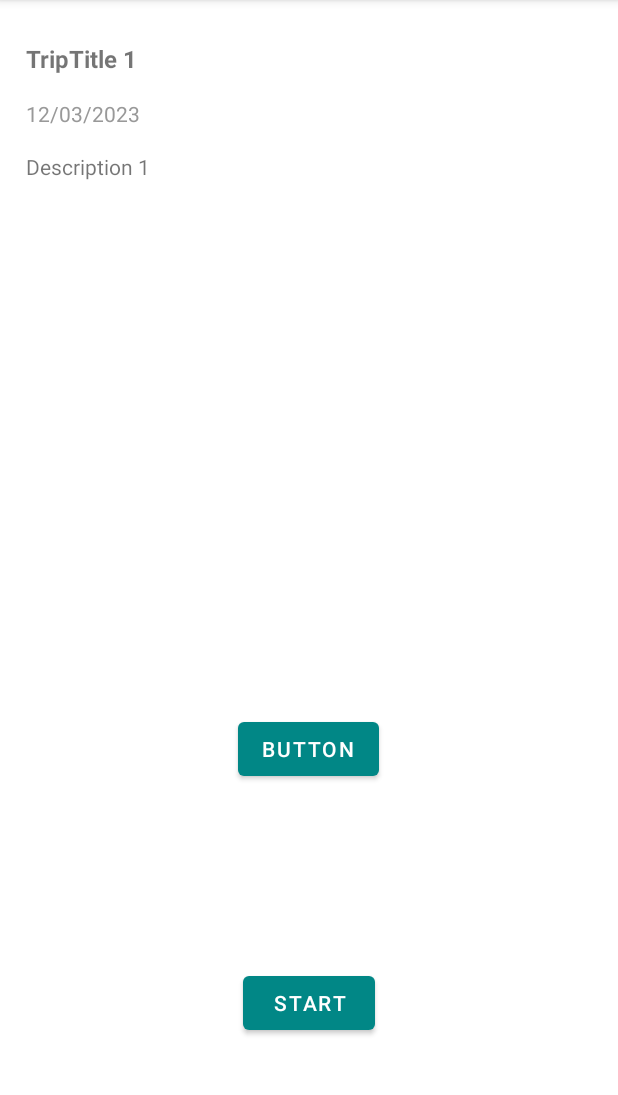
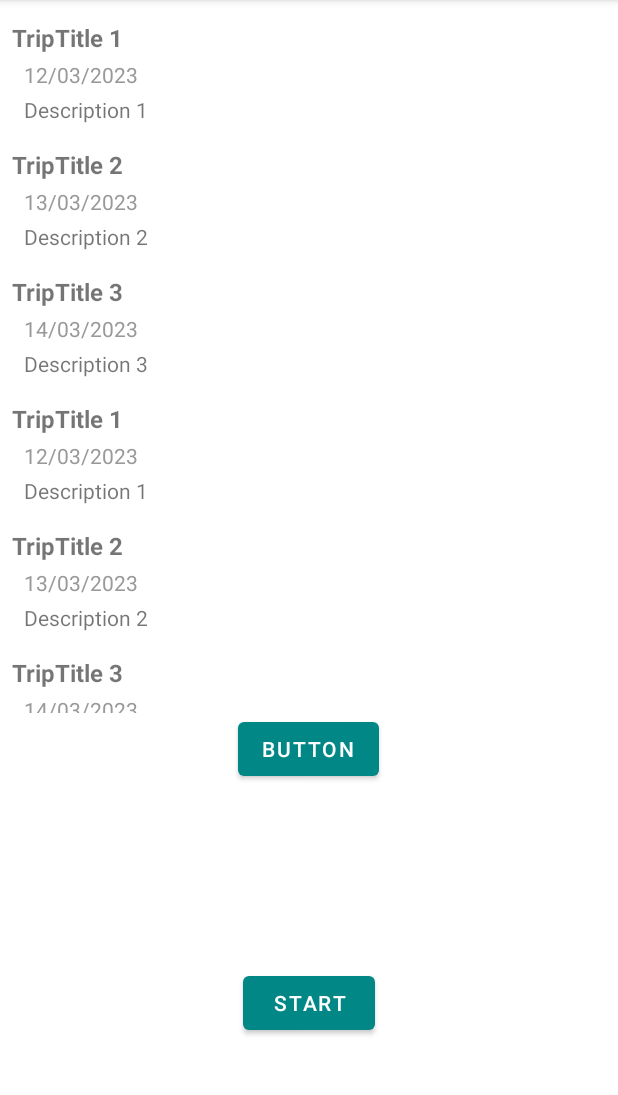
Before and after one commit to eliasdewan/Android-app-TripPlan-Create-photo-log, an Android app: the screen it shows after launch (MainActivity), on a phone screen of 412 x 824 dp, the part 84-1179 px from its top. Run offline under Robolectric (Android 15) with nearby library versions, the phone set to English and light mode, and no system bars.

Commit message:
adapter at work on main screen 2

```diff
--- a/app/src/main/java/com/example/tripplan/MainActivity.java
+++ b/app/src/main/java/com/example/tripplan/MainActivity.java
@@ -28,6 +28,9 @@ public class MainActivity extends AppCompatActivity {
         tripList.add(new Trip("TripTitle 1", "Description 1", "12/03/2023"));
         tripList.add(new Trip("TripTitle 2", "Description 2", "13/03/2023"));
         tripList.add(new Trip("TripTitle 3", "Description 3", "14/03/2023"));
+        tripList.add(new Trip("TripTitle 1", "Description 1", "12/03/2023"));
+        tripList.add(new Trip("TripTitle 2", "Description 2", "13/03/2023"));
+        tripList.add(new Trip("TripTitle 3", "Description 3", "14/03/2023"));
 
         begin = findViewById(R.id.begin);
         recyclerView =  findViewById(R.id.recycler_view);
--- a/app/src/main/res/layout/activity_main.xml
+++ b/app/src/main/res/layout/activity_main.xml
@@ -8,11 +8,9 @@
 
     <androidx.recyclerview.widget.RecyclerView
         android:id="@+id/recycler_view"
-        android:layout_width="409dp"
-        android:layout_height="wrap_content"
-        android:layout_marginStart="1dp"
-        android:layout_marginEnd="1dp"
-        android:layout_marginBottom="1dp"
+        android:layout_width="match_parent"
+        android:layout_height="0dp"
+        android:layout_marginTop="6dp"
         app:layout_constraintBottom_toTopOf="@+id/button"
         app:layout_constraintEnd_toEndOf="parent"
         app:layout_constraintStart_toStartOf="parent"
--- a/app/src/main/res/layout/trips_layout.xml
+++ b/app/src/main/res/layout/trips_layout.xml
@@ -1,14 +1,15 @@
 <?xml version="1.0" encoding="utf-8"?>
 <LinearLayout xmlns:android="http://schemas.android.com/apk/res/android"
     android:layout_width="match_parent"
-    android:layout_height="match_parent"
-    android:orientation="vertical">
+    android:layout_height="wrap_content"
+    android:orientation="vertical"
+    android:padding="8dp">
 
     <TextView
         android:id="@+id/title_text_view"
         android:layout_width="match_parent"
         android:layout_height="wrap_content"
-        android:padding="16dp"
+        android:paddingBottom="4dp"
         android:textSize="16sp"
         android:textStyle="bold" />
 
@@ -16,16 +17,16 @@
         android:id="@+id/reminder_text_view"
         android:layout_width="match_parent"
         android:layout_height="wrap_content"
-        android:paddingStart="16dp"
-        android:paddingEnd="16dp"
-        android:paddingBottom="16dp"
+        android:paddingStart="8dp"
+        android:paddingEnd="8dp"
         android:textColor="#999" />
 
     <TextView
         android:id="@+id/description_text_view"
         android:layout_width="match_parent"
         android:layout_height="wrap_content"
-        android:paddingStart="16dp"
-        android:paddingEnd="16dp" />
+        android:paddingStart="8dp"
+        android:paddingEnd="8dp"
+        android:paddingTop="4dp" />
 
 </LinearLayout>
```
